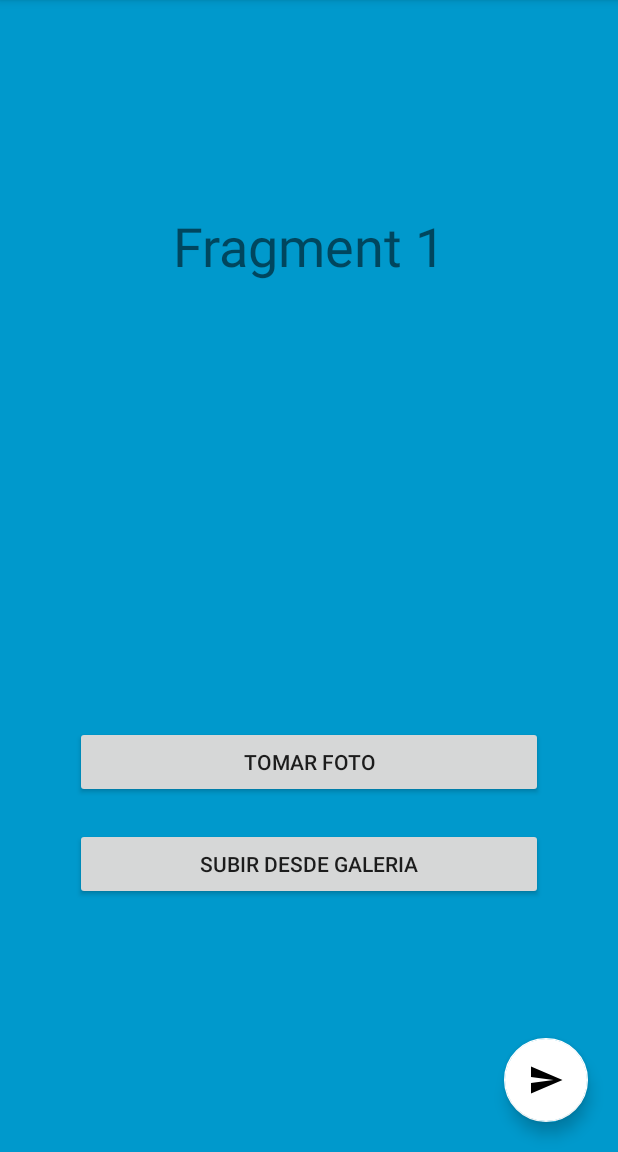
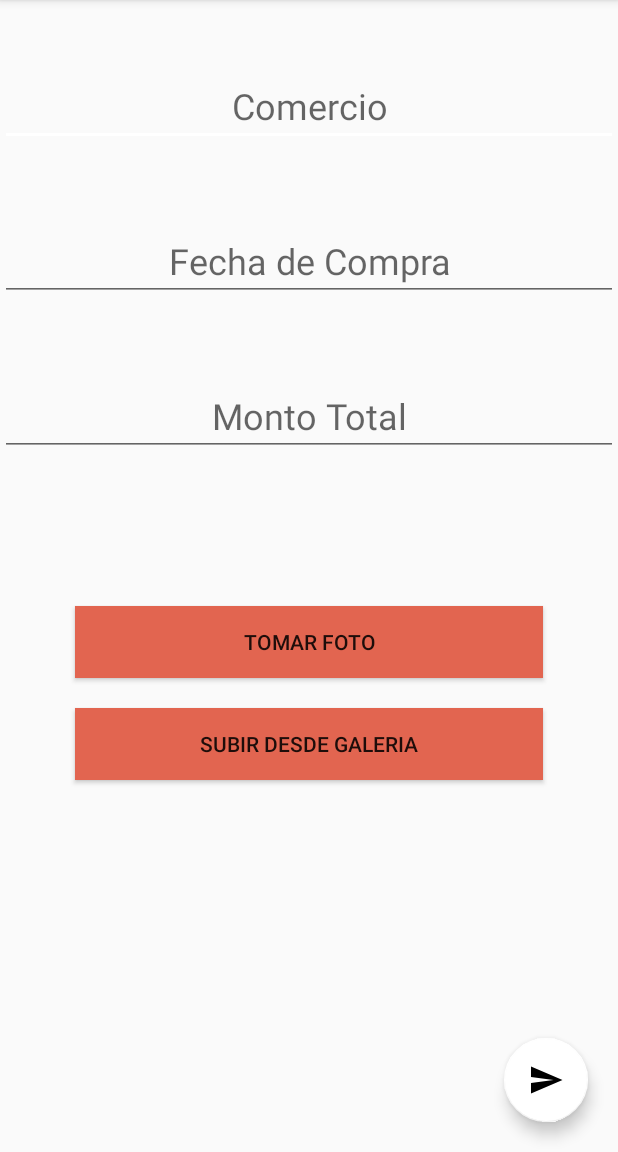
Before and after one commit to Luigi1291/ProyectoFinal, an Android app: the screen it shows after launch once a user with an empty profile is signed in (MainActivity), after a tap on "Tomar Foto", on a phone screen of 412 x 824 dp, the part 84-1236 px from its top. Run offline under Robolectric (Android 15) with nearby library versions, the phone set to English and light mode, and no system bars; our stand-ins replace Firebase (no records; nobody signed in at launch, a user with empty details on screens opened directly); libraries missing offline, so code that uses them is left out: com.facebook, com.facebook.login; 1 statement that could not run was skipped; 1 other tap on this screen came first.

Commit message:
To update the work from today

```diff
--- a/app/src/main/java/com/lusberc/billwallet/Fragments/Fragment2.java
+++ b/app/src/main/java/com/lusberc/billwallet/Fragments/Fragment2.java
@@ -11,11 +11,13 @@ import androidx.navigation.Navigation;
 
 import com.google.android.material.floatingactionbutton.FloatingActionButton;
 import com.google.android.material.textfield.TextInputEditText;
+import com.lusberc.billwallet.Models.Bill;
 import com.lusberc.billwallet.R;
 
 public class Fragment2 extends Fragment {
 
     final private String TAG = "Fragment 1";
+    private static final String DESCRIBABLE_KEY = "bill_key";
 
     public Fragment2() {
         // Required empty public constructor
--- a/app/src/main/java/com/lusberc/billwallet/LogIn/FragmentLogin.java
+++ b/app/src/main/java/com/lusberc/billwallet/LogIn/FragmentLogin.java
@@ -83,6 +83,15 @@ public class FragmentLogin extends Fragment {
             setupUI(view);
 
         return view;
+    }
+
+    @Override
+    public void onDestroy() {
+        super.onDestroy();
+        if (dialog != null) {
+            dialog.dismiss();
+            dialog = null;
+        }
     }
 
     private void setupUI(View view){
--- a/app/src/main/java/com/lusberc/billwallet/LogIn/LoginActivity.java
+++ b/app/src/main/java/com/lusberc/billwallet/LogIn/LoginActivity.java
@@ -20,4 +20,5 @@ public class LoginActivity extends AppCompatActivity {
         super.onActivityResult(requestCode, resultCode, data);
         fragLogin.onActivityResult(requestCode, resultCode, data);
     }
+
 }
--- a/app/src/main/java/com/lusberc/billwallet/MainActivity.java
+++ b/app/src/main/java/com/lusberc/billwallet/MainActivity.java
@@ -24,10 +24,14 @@ import androidx.core.app.ActivityCompat;
 import androidx.core.content.ContextCompat;
 import androidx.core.view.GravityCompat;
 import androidx.drawerlayout.widget.DrawerLayout;
+import androidx.fragment.app.Fragment;
+import androidx.fragment.app.FragmentTransaction;
+import androidx.navigation.Navigation;
 
 import com.google.android.gms.tasks.OnFailureListener;
 import com.google.android.gms.tasks.OnSuccessListener;
 import com.google.android.material.navigation.NavigationView;
+import com.google.android.material.snackbar.Snackbar;
 import com.google.firebase.FirebaseApp;
 import com.google.firebase.auth.FirebaseAuth;
 import com.google.firebase.auth.FirebaseUser;
@@ -41,12 +45,14 @@ import com.google.firebase.storage.FirebaseStorage;
 import com.google.firebase.storage.StorageMetadata;
 import com.google.firebase.storage.StorageReference;
 import com.google.firebase.storage.UploadTask;
+import com.lusberc.billwallet.Fragments.Fragment2;
 import com.lusberc.billwallet.LogIn.LoginActivity;
 import com.lusberc.billwallet.Models.Bill;
 
 import java.io.File;
 import java.io.IOException;
 import java.text.SimpleDateFormat;
+import java.util.Arrays;
 import java.util.Date;
 
 import static android.widget.Toast.LENGTH_LONG;
@@ -55,7 +61,6 @@ import static com.lusberc.billwallet.Utilities.GeneralValidations.extractBillDat
 public class MainActivity extends AppCompatActivity
         implements NavigationView.OnNavigationItemSelectedListener {
 
-    private Uri imageUri;
     private static final int TAKE_PICTURE = 1;
     private static final int PICK_IMAGE = 2;
     private FirebaseAuth mAuth;
@@ -102,7 +107,7 @@ public class MainActivity extends AppCompatActivity
         switch (requestCode) {
             case TAKE_PICTURE:
                 if (resultCode == RESULT_OK) {
-                    Uri selectedImage = imageUri;
+                    Uri selectedImage = bill.getImageUri();
                     int writePermissionCode = ContextCompat.checkSelfPermission(this, Manifest.permission.WRITE_EXTERNAL_STORAGE);
                     int readPermissionCode = ContextCompat.checkSelfPermission(this, Manifest.permission.READ_EXTERNAL_STORAGE);
                     if (readPermissionCode == PackageManager.PERMISSION_DENIED || writePermissionCode == PackageManager.PERMISSION_DENIED) {
@@ -113,7 +118,6 @@ public class MainActivity extends AppCompatActivity
                     } else {
 
                     try {
-                        bill = new Bill();
                         FirebaseVisionImage image;
                         image = FirebaseVisionImage.fromFilePath(getApplicationContext(), selectedImage);
                         FirebaseVisionTextRecognizer textRecognizer = FirebaseVision.getInstance()
@@ -125,40 +129,6 @@ public class MainActivity extends AppCompatActivity
 
                                     bill.setImageText(result.getText());
                                     addBillToFirebase();
-
-                                    /*
-                                    If the text recognition operation succeeds, a FirebaseVisionText object will be passed to the success listener.
-                                    A FirebaseVisionText object contains the full text recognized in the image and zero or more TextBlock objects.
-                                    Each TextBlock represents a rectangular block of text, which contains zero or more Line objects.
-                                    Each Line object contains zero or more Element objects, which represent words and word-like entities (dates, numbers, and so on).
-                                    For each TextBlock , Line , and Element object, you can get the text recognized in the region and the bounding coordinates of the region.
-
-                                     */
-
-
-                                    /*Yo can also iterate through the blocks and extract the text from there
-                                    * This is more used on cases that you require an specific value*/
-                                    /*for (FirebaseVisionText.TextBlock block : result.getTextBlocks()) {
-                                        String blockText = block.getText();
-                                        Float blockConfidence = block.getConfidence();
-                                        List<RecognizedLanguage> blockLanguages = block.getRecognizedLanguages();
-                                        Point[] blockCornerPoints = block.getCornerPoints();
-                                        Rect blockFrame = block.getBoundingBox();
-                                        for (FirebaseVisionText.Line line : block.getLines()) {
-                                            String lineText = line.getText();
-                                            Float lineConfidence = line.getConfidence();
-                                            List<RecognizedLanguage> lineLanguages = line.getRecognizedLanguages();
-                                            Point[] lineCornerPoints = line.getCornerPoints();
-                                            Rect lineFrame = line.getBoundingBox();
-                                            for (FirebaseVisionText.Element element : line.getElements()) {
-                                                String elementText = element.getText();
-                                                Float elementConfidence = element.getConfidence();
-                                                List<RecognizedLanguage> elementLanguages = element.getRecognizedLanguages();
-                                                Point[] elementCornerPoints = element.getCornerPoints();
-                                                Rect elementFrame = element.getBoundingBox();
-                                            }
-                                        }
-                                    }*/
                                 }
                             })
                             .addOnFailureListener(
@@ -173,18 +143,18 @@ public class MainActivity extends AppCompatActivity
                 } catch (Exception e) {
                     showToastMsj("Fallo al cargar la imagen");
                     Log.e("Camera", e.toString());
-                    Log.e("Camera", e.getStackTrace().toString());
+                    Log.e("Camera", Arrays.toString(e.getStackTrace()));
                 }
                     }
             }
             break;
-            case PICK_IMAGE:
-                    Uri selectedImage = data.getData();
+            case PICK_IMAGE: {
+                if( data != null) {
+                    bill.setImageUri(data.getData());
 
-                    try{
-                        bill = new Bill();
+                    try {
                         FirebaseVisionImage image;
-                        image = FirebaseVisionImage.fromFilePath(getApplicationContext(), selectedImage);
+                        image = FirebaseVisionImage.fromFilePath(getApplicationContext(), bill.getImageUri());
                         FirebaseVisionTextRecognizer textRecognizer = FirebaseVision.getInstance()
                                 .getOnDeviceTextRecognizer();
                         textRecognizer.processImage(image)
@@ -203,15 +173,19 @@ public class MainActivity extends AppCompatActivity
                                                 showToastMsj("Fallo al procesar la imagen");
                                             }
                                         });
-                    }catch (IOException e) {
+                    } catch (IOException e) {
                         e.printStackTrace();
                     } catch (Exception e) {
                         showToastMsj("Fallo al cargar la imagen");
                         Log.e("Camera", e.toString());
-                        Log.e("Camera", e.getStackTrace().toString());
+                        Log.e("Camera", Arrays.toString(e.getStackTrace()));
                     }
+                }
+                else{
+                    showToastMsj("No seleccionaste ninguna imagen");
+                }
 
-
+            }
         }
     }
 
@@ -319,17 +293,19 @@ public class MainActivity extends AppCompatActivity
         Intent intent = new Intent(MediaStore.ACTION_IMAGE_CAPTURE);
         SimpleDateFormat formatter = new SimpleDateFormat("dd/MM/yyyy");
         Date resultdate = new Date(System.currentTimeMillis());
+        if(bill == null) bill = new Bill();
         bill.setFechaVencimiento(formatter.format(resultdate));
         File photo = new File(Environment.getExternalStorageDirectory(),  bill.getFechaVencimiento()+"Bill.jpg");
         intent.putExtra(MediaStore.EXTRA_OUTPUT,
                 Uri.fromFile(photo));
-        imageUri = Uri.fromFile(photo);
+        bill.setImageUri(Uri.fromFile(photo));
         StrictMode.VmPolicy.Builder builder = new StrictMode.VmPolicy.Builder();
         StrictMode.setVmPolicy(builder.build());
         startActivityForResult(intent, TAKE_PICTURE);
     }
 
     public void uploadPhoto(View view) {
+        if(bill == null) bill = new Bill();
         //Create an Intent with action as ACTION_PICK
         Intent intent=new Intent(Intent.ACTION_PICK);
         // Sets the type as image/*. This ensures only components of type image are selected
@@ -348,6 +324,7 @@ public class MainActivity extends AppCompatActivity
 
     private void showTextOnFragment(String text){
         TextView txtRes = this.findViewById(R.id.txtResult);
+        txtRes.setCursorVisible(true);
         txtRes.setText(text);
     }
 
@@ -391,14 +368,14 @@ public class MainActivity extends AppCompatActivity
     }
 
     private void addImageToFirebaseStorage(){
-        Uri file = imageUri;
+        Uri file = bill.getImageUri();
         StorageMetadata metadata = new StorageMetadata.Builder()
                 .setContentType("image/jpg")
                 .build();
-        final StorageReference riversRef = mStorageRef.child("images/"+ file.getLastPathSegment());
+        final StorageReference riversRef = mStorageRef.child("images/"+ bill.getImageName());
         UploadTask uploadTask = riversRef.putFile(file, metadata);
 
-// Register observers to listen for when the download is done or if it fails
+        // Register observers to listen for when the download is done or if it fails
         uploadTask.addOnFailureListener(new OnFailureListener() {
             @Override
             public void onFailure(@NonNull Exception exception) {
@@ -417,16 +394,25 @@ public class MainActivity extends AppCompatActivity
     private void addBillToFirebase(){
         String fechaVencimiento =  extractBillDate(bill.getImageText());
         if(!fechaVencimiento.isEmpty())bill.setFechaVencimiento(fechaVencimiento);
+        bill.setUserID(currentUser.getUid());
+        String id = db.collection("users").document(bill.getUserID()).getId();
+        bill.setImageName(id);
 
-
-        //TODO: Crear objeto y guardarlo en firebase, guardar imagen usando el storage de firebase
+        /*TODO:
+            Extraer Monto total
+            guardar imagen usando el storage de firebase
+         */
 
 
 
-        /*
+/*
+
+
+
+
         db.collection("textBills")
-                .document(currentUser.getUid())
-                .set(imageText)
+                .document(bill.getUserID())
+                .set(bill)
                 .addOnSuccessListener(new OnSuccessListener<Void>() {
                     @Override
                     public void onSuccess(Void documentReference) {
@@ -447,8 +433,7 @@ public class MainActivity extends AppCompatActivity
                         //mySnackbar.setAction(R.string.undo_string, new MyUndoListener());
                         mySnackbar.show();
                     }
-                });
-                */
+                });*/
     }
 
 
--- a/app/src/main/java/com/lusberc/billwallet/Models/Bill.java
+++ b/app/src/main/java/com/lusberc/billwallet/Models/Bill.java
@@ -1,9 +1,13 @@
 package com.lusberc.billwallet.Models;
 
-import java.util.Date;
+import android.net.Uri;
 
-public class Bill {
+import java.io.Serializable;
 
+public class Bill implements Serializable{
+
+    private Uri imageUri;
+    private String imageName;
     private String userID;
     private String imageText;
     private int Monto;
@@ -11,6 +15,21 @@ public class Bill {
     private long y;
     private String fechaVencimiento;
 
+    public Uri getImageUri() {
+        return imageUri;
+    }
+
+    public void setImageUri(Uri imageUri) {
+        this.imageUri = imageUri;
+    }
+
+    public String getImageName() {
+        return imageName;
+    }
+
+    public void setImageName(String imageName) {
+        this.imageName = imageName;
+    }
 
     public String getImageText() {
         return imageText;
--- a/app/src/main/res/layout-v23/fragment_fragment1.xml
+++ b/app/src/main/res/layout-v23/fragment_fragment1.xml
@@ -4,18 +4,38 @@
     xmlns:tools="http://schemas.android.com/tools"
     android:layout_width="match_parent"
     android:layout_height="match_parent"
-    android:background="@android:color/holo_blue_dark"
     tools:context=".Fragments.Fragment1"
     android:orientation="vertical">
 
     <!-- TODO: Update blank fragment layout -->
-    <TextView
+    <EditText
         android:id="@+id/txtResult"
         android:layout_width="match_parent"
-        android:layout_height="440dp"
+        android:layout_height="wrap_content"
+        android:layout_marginTop="100dp"
         android:gravity="center"
-        android:text="@string/fragment_1"
-        android:textSize="36sp" />
+        android:hint="@string/hint_comercio"
+        android:textSize="24sp"/>
+
+    <EditText
+        android:id="@+id/txtFechaCompra"
+        android:layout_width="match_parent"
+        android:layout_height="wrap_content"
+        android:layout_marginTop="50dp"
+        android:layout_below="@id/txtResult"
+        android:gravity="center"
+        android:hint="@string/hint_fecha"
+        android:textSize="24sp"/>
+
+    <EditText
+        android:id="@+id/txtMontoTotal"
+        android:layout_width="match_parent"
+        android:layout_height="wrap_content"
+        android:layout_marginTop="50dp"
+        android:layout_below="@id/txtFechaCompra"
+        android:gravity="center"
+        android:hint="@string/hint_monto"
+        android:textSize="24sp"/>
 
     <Button
         android:id="@+id/btnNuevaFoto"
@@ -23,9 +43,10 @@
         android:layout_marginRight="100dp"
         android:layout_width="match_parent"
         android:layout_height="wrap_content"
-        android:layout_below="@id/txtResult"
+        android:layout_below="@id/txtMontoTotal"
         android:layout_centerHorizontal="true"
         android:text="@string/btnTomarFoto"
+        android:background="@color/colorAppBackground"
         />
 
     <Button
@@ -35,9 +56,10 @@
         android:layout_marginTop="20dp"
         android:layout_marginRight="100dp"
         android:layout_centerHorizontal="true"
-        android:text="@string/btnSubirFoto" />
+        android:text="@string/btnSubirFoto"
+        android:background="@color/colorAppBackground"/>
 
-    <android.support.design.widget.FloatingActionButton
+    <com.google.android.material.floatingactionbutton.FloatingActionButton
         android:id="@+id/btn_fgmt1_next"
         android:layout_width="wrap_content"
         android:layout_height="wrap_content"
--- a/app/src/main/res/layout/app_bar_main.xml
+++ b/app/src/main/res/layout/app_bar_main.xml
@@ -6,20 +6,20 @@
     android:layout_height="match_parent"
     tools:context=".MainActivity">
 
-    <android.support.design.widget.AppBarLayout
+    <com.google.android.material.appbar.AppBarLayout
         android:id="@+id/appbar"
         android:layout_width="match_parent"
         android:layout_height="wrap_content"
         android:theme="@style/AppTheme.AppBarOverlay">
 
-        <android.support.v7.widget.Toolbar
+        <androidx.appcompat.widget.Toolbar
             android:id="@+id/toolbar"
             android:layout_width="match_parent"
             android:layout_height="?attr/actionBarSize"
             android:background="?attr/colorPrimary"
             app:popupTheme="@style/AppTheme.PopupOverlay" />
 
-    </android.support.design.widget.AppBarLayout>
+    </com.google.android.material.appbar.AppBarLayout>
 
     <fragment
         android:id="@+id/nav_host_fragment"
--- a/app/src/main/res/layout/fragment_fragment1.xml
+++ b/app/src/main/res/layout/fragment_fragment1.xml
@@ -36,7 +36,7 @@
         android:foreground="@drawable/camera_upload"
         android:text="@string/btnSubirFoto" />
 
-    <android.support.design.widget.FloatingActionButton
+    <com.google.android.material.floatingactionbutton.FloatingActionButton
         android:id="@+id/btn_fgmt1_next"
         android:layout_width="wrap_content"
         android:layout_height="wrap_content"
--- a/app/src/main/res/navigation/nav_graph.xml
+++ b/app/src/main/res/navigation/nav_graph.xml
@@ -41,6 +41,7 @@
         <action
             android:id="@+id/fragment2to3"
             app:destination="@id/fgmt3"/>
+        <argument android:name="bill" />
 
     </fragment>
 
@@ -57,7 +58,9 @@
         app:layout_constraintTop_toTopOf="parent"
         app:layout_constraintBottom_toBottomOf="parent"
         app:navGraph="@navigation/nav_graph" >
-
+        <action
+            android:id="@+id/fragment3to1"
+            app:destination="@id/fgmt1"/>
         <argument
             android:name="message"
             android:defaultValue="No Message"
--- a/app/src/main/res/values/strings.xml
+++ b/app/src/main/res/values/strings.xml
@@ -42,6 +42,11 @@
     <string name="invalid_passwLength">Al menos 6 caracteres</string>
     <string name="invalid_confirmPassw">Contraseña Incorrecta</string>
 
+
+    <string name="hint_comercio">Comercio</string>
+    <string name="hint_fecha">Fecha de Compra</string>
+    <string name="hint_monto">Monto Total</string>
+
     <string name="loadingPage">Cargando...</string>
 
     <!-- Facebook Login -->
```
Also changed, not shown: app/src/main/res/layout/fragment_login.xml (+3 -4 lines), 1070 other files.
